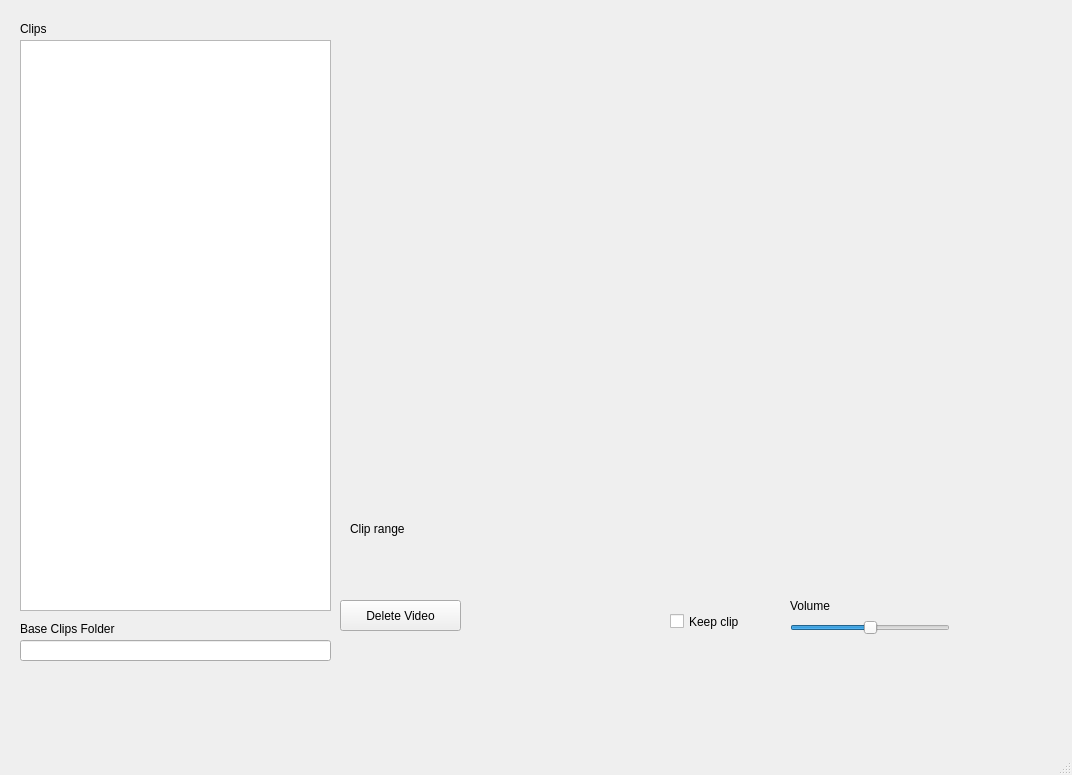
The window that clips_editor/ui/clip_editor.ui (MalchuL/StreamScrapper) describes before a commit, drawn with Qt 5.
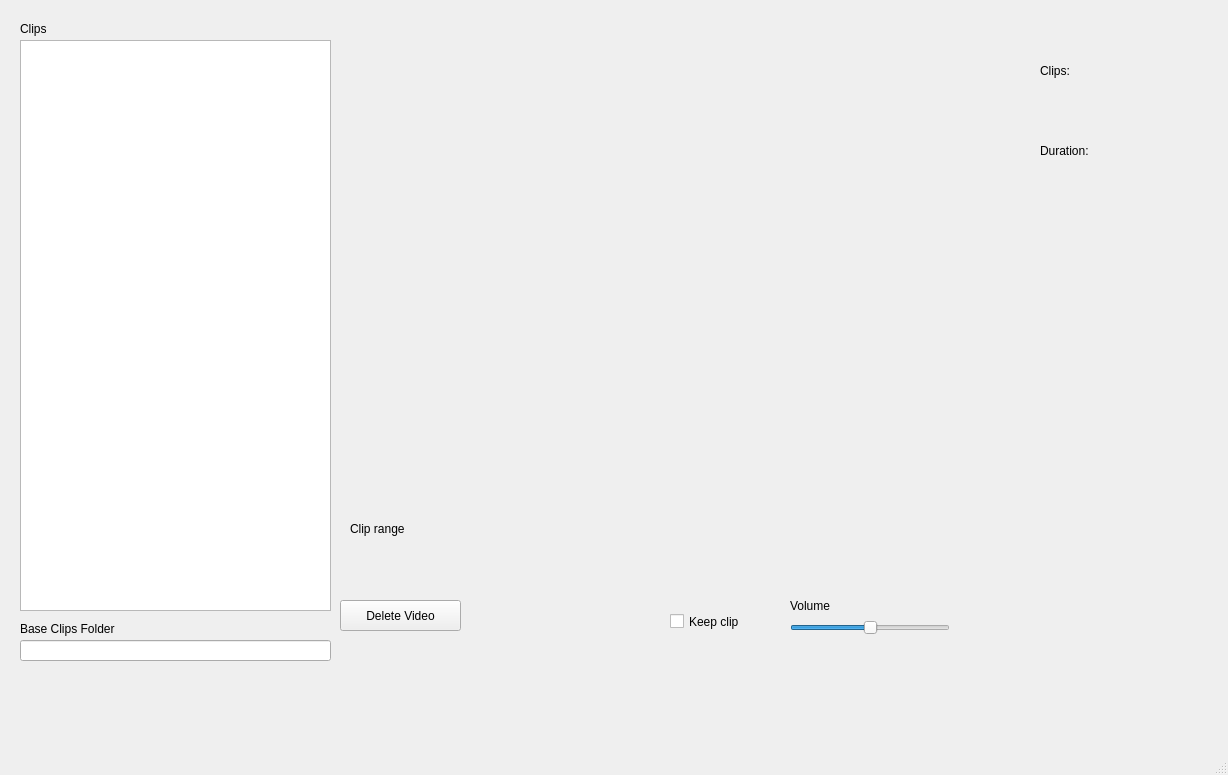
The same window after the commit. Custom widgets are drawn as their Qt base class.

Commit message: Fix keep video, add volume, some labels

Patch:
```diff
--- a/clips_editor/ui/clip_editor.ui
+++ b/clips_editor/ui/clip_editor.ui
@@ -6,7 +6,7 @@
    <rect>
     <x>0</x>
     <y>0</y>
-    <width>1072</width>
+    <width>1228</width>
     <height>775</height>
    </rect>
   </property>
@@ -151,6 +151,32 @@
      <string>Base Clips Folder</string>
     </property>
    </widget>
+   <widget class="QLabel" name="durationLabel">
+    <property name="geometry">
+     <rect>
+      <x>1040</x>
+      <y>120</y>
+      <width>161</width>
+      <height>61</height>
+     </rect>
+    </property>
+    <property name="text">
+     <string>Duration: </string>
+    </property>
+   </widget>
+   <widget class="QLabel" name="clipsCountLabel">
+    <property name="geometry">
+     <rect>
+      <x>1040</x>
+      <y>40</y>
+      <width>161</width>
+      <height>61</height>
+     </rect>
+    </property>
+    <property name="text">
+     <string>Clips:</string>
+    </property>
+   </widget>
   </widget>
   <widget class="QStatusBar" name="statusbar"/>
   <widget class="QMenuBar" name="menubar">
```
Left out of the diff: 6 changed lines with no effect on the pictures. The commit also changes 3 other files.
